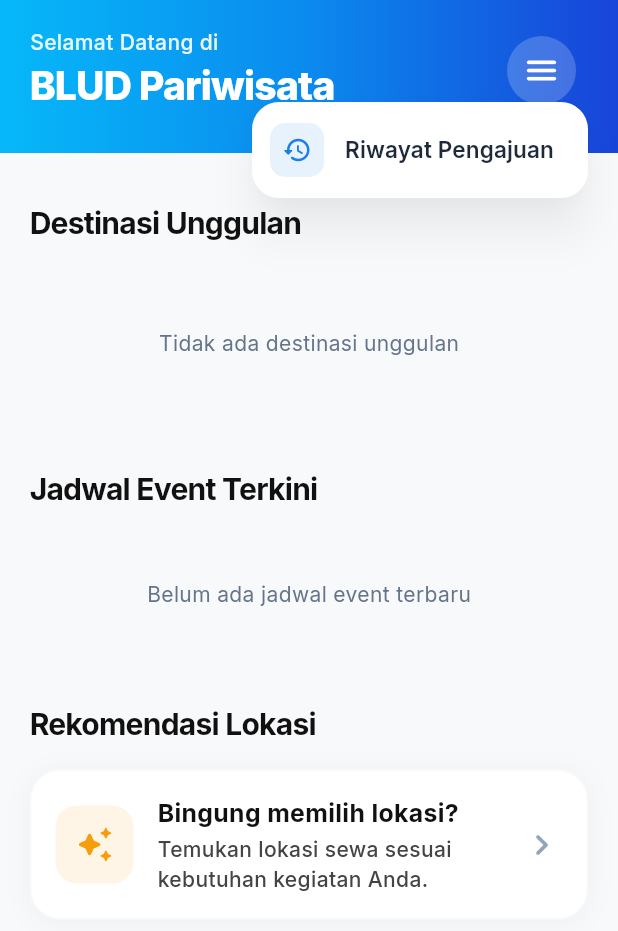
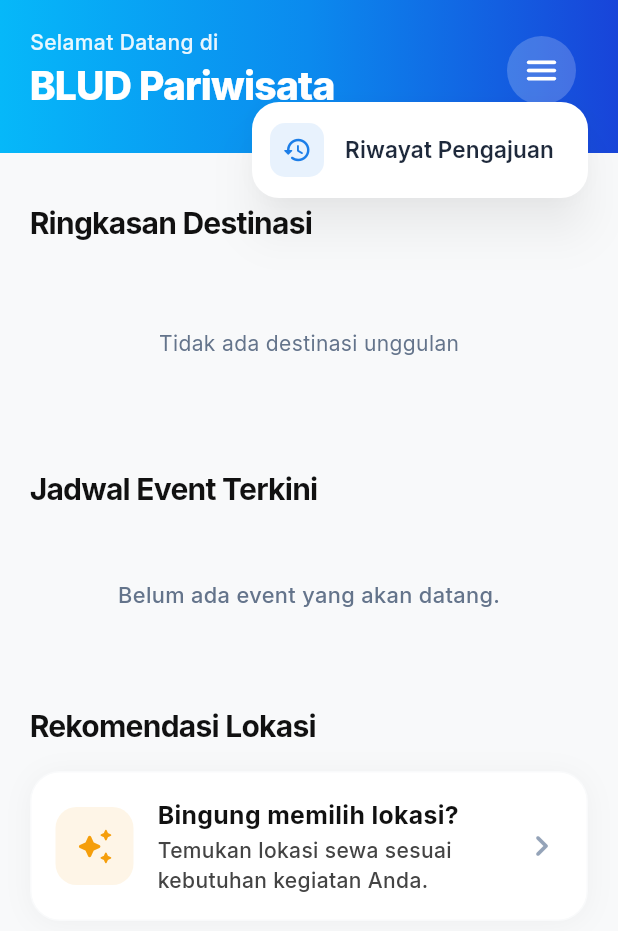
Before and after one commit to ReinaldyDwiAllailKusnadi/app-blud-1-05-2025, a Flutter app: the HomeScreen screen opened directly, after a tap on the "menu" icon, on a phone screen of 412 x 824 dp. Shown: the top 931 px of the screen. Run offline on Flutter 3.47's test engine with Material 3 defaults, Android fonts, the phone set to English and light mode, and no system bars; our stand-ins replace cached_network_image, dio, file_picker, firebase_core, firebase_messaging, flutter_secure_storage and 5 more; accounts and stored records are empty; network calls fail.

Commit message:
update app  tanggal 08/07

```diff
--- a/lib/core/providers/base_provider.dart
+++ b/lib/core/providers/base_provider.dart
@@ -27,8 +27,25 @@ abstract class BaseProvider extends ChangeNotifier {
   }
 
   /// Utility to handle common Dio errors and parse messages
-  void handleDioError(dynamic e, {String? defaultMessage}) {
+  void handleDioError(dynamic e, {String? defaultMessage, StackTrace? stackTrace}) {
     _errors = {};
+
+    // Logging details
+    debugPrint('================ API ERROR LOGS ================');
+    if (e is DioException) {
+      debugPrint('Request URL: ${e.requestOptions.uri}');
+      debugPrint('HTTP Method: ${e.requestOptions.method}');
+      debugPrint('Status Code: ${e.response?.statusCode}');
+      debugPrint('Response Body: ${e.response?.data}');
+      debugPrint('Exception: $e');
+    } else {
+      debugPrint('Exception: $e');
+    }
+    if (stackTrace != null) {
+      debugPrint('StackTrace:\n$stackTrace');
+    }
+    debugPrint('================================================');
+
     if (e is DioException) {
       if (e.response != null) {
         final data = e.response?.data;
@@ -36,6 +53,8 @@ abstract class BaseProvider extends ChangeNotifier {
 
         if (statusCode == 401) {
           _errorMessage = 'Sesi login berakhir. Silakan login kembali.';
+        } else if (statusCode == 429) {
+          _errorMessage = 'Terlalu banyak percobaan. Silakan tunggu beberapa menit sebelum mencoba kembali.';
         } else if (statusCode == 413) {
           _errorMessage = 'Ukuran file terlalu besar. Maksimal 5MB.';
         } else if (statusCode == 422 && data is Map) {
--- a/lib/screens/auth/forgot_password_screen.dart
+++ b/lib/screens/auth/forgot_password_screen.dart
@@ -142,7 +142,7 @@ class _ForgotPasswordScreenState extends State<ForgotPasswordScreen> {
                         builder: (context, auth, child) {
                           return GradientButton(
                             label: auth.isLoading ? 'Mengirim...' : 'Kirim Kode',
-                            onTap: auth.isLoading ? () {} : _handleForgotPassword,
+                            onTap: auth.isLoading ? null : _handleForgotPassword,
                           );
                         },
                       ),
--- a/lib/screens/auth/new_password_screen.dart
+++ b/lib/screens/auth/new_password_screen.dart
@@ -184,7 +184,7 @@ class _NewPasswordScreenState extends State<NewPasswordScreen> {
                         builder: (context, auth, child) {
                           return GradientButton(
                             label: auth.isLoading ? 'Memproses...' : 'Ubah Password',
-                            onTap: auth.isLoading ? () {} : _handleUpdatePassword,
+                            onTap: auth.isLoading ? null : _handleUpdatePassword,
                           );
                         },
                       ),
--- a/lib/screens/auth/verify_reset_code_screen.dart
+++ b/lib/screens/auth/verify_reset_code_screen.dart
@@ -143,7 +143,7 @@ class _VerifyResetCodeScreenState extends State<VerifyResetCodeScreen> {
                         builder: (context, auth, child) {
                           return GradientButton(
                             label: auth.isLoading ? 'Memverifikasi...' : 'Verifikasi Kode',
-                            onTap: auth.isLoading ? () {} : _handleVerifyCode,
+                            onTap: auth.isLoading ? null : _handleVerifyCode,
                           );
                         },
                       ),
--- a/lib/screens/home/home_screen.dart
+++ b/lib/screens/home/home_screen.dart
@@ -95,7 +95,7 @@ class _HomeScreenState extends State<HomeScreen> {
                     const SizedBox(height: 32),
 
                     // ── Destination Section ──
-                    _buildSectionTitle('Destinasi Unggulan'),
+                    _buildSectionTitle('Ringkasan Destinasi'),
                     const SizedBox(height: 16),
                     _buildDestinationSection(contentProv),
 
@@ -381,6 +381,27 @@ class _HomeScreenState extends State<HomeScreen> {
   }
 
   Widget _buildEventSection(EventProvider prov) {
+    final now = DateTime.now();
+    final today = DateTime(now.year, now.month, now.day);
+
+    // Filter events: event date is today or in the future
+    final filteredEvents = prov.events.where((event) {
+      final eventDateRaw = DateTime.tryParse(event.startDate);
+      if (eventDateRaw == null) return false;
+      final eventDate = DateTime(eventDateRaw.year, eventDateRaw.month, eventDateRaw.day);
+      return !eventDate.isBefore(today);
+    }).toList();
+
+    // Sort by eventDate ascending
+    filteredEvents.sort((a, b) {
+      final dateA = DateTime.tryParse(a.startDate) ?? DateTime(1970);
+      final dateB = DateTime.tryParse(b.startDate) ?? DateTime(1970);
+      return dateA.compareTo(dateB);
+    });
+
+    // Display maximum of 3 events
+    final displayedEvents = filteredEvents.take(3).toList();
+
     return Column(
       children: [
         _buildSectionTitle(
@@ -413,20 +434,29 @@ class _HomeScreenState extends State<HomeScreen> {
               )),
             ),
           )
-        else if (prov.events.isEmpty)
+        else if (displayedEvents.isEmpty)
           const Padding(
             padding: EdgeInsets.symmetric(vertical: 30),
-            child: Center(child: Text('Belum ada jadwal event terbaru')),
+            child: Center(
+              child: Text(
+                'Belum ada event yang akan datang.',
+                style: TextStyle(
+                  fontSize: 14.5,
+                  color: AppTheme.textSecondary,
+                  fontWeight: FontWeight.w500,
+                ),
+              ),
+            ),
           )
         else
           ListView.separated(
             padding: const EdgeInsets.symmetric(horizontal: 20),
             shrinkWrap: true,
             physics: const NeverScrollableScrollPhysics(),
-            itemCount: prov.events.length > 2 ? 2 : prov.events.length,
+            itemCount: displayedEvents.length,
             separatorBuilder: (_, __) => const SizedBox(height: 14),
             itemBuilder: (context, index) {
-              final event = prov.events[index];
+              final event = displayedEvents[index];
               return _EventCard(
                 title: event.nameEvent,
                 location: event.location ?? '-',
```
Also changed, not shown: lib/providers/auth_provider.dart (+12 -12 lines), lib/screens/auth/shared_auth_widgets.dart (+5 -2 lines).
